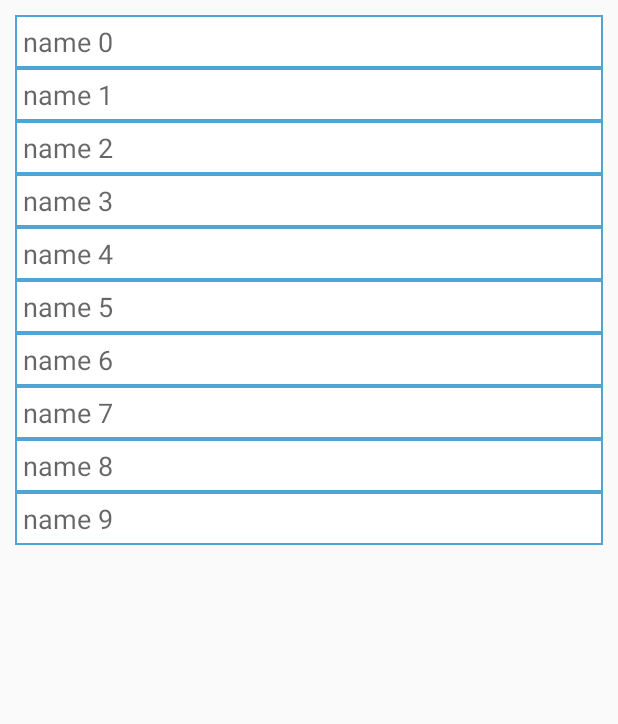
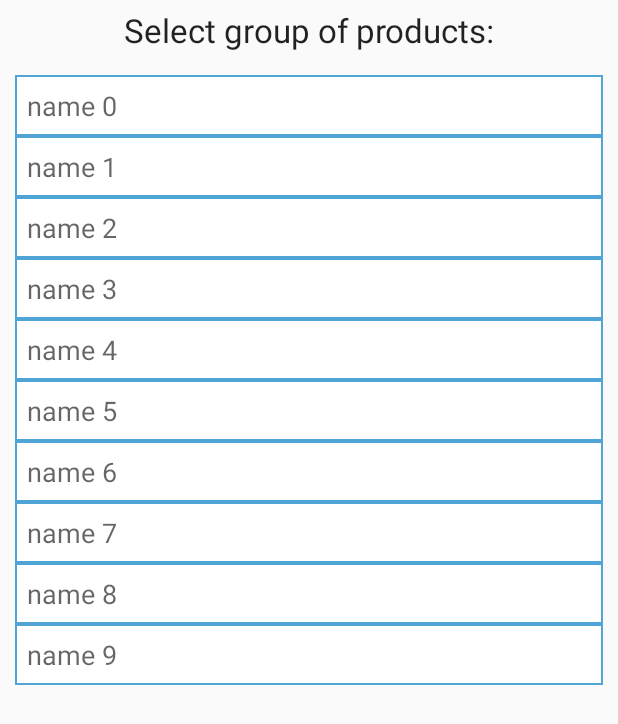
Before and after one commit to DorianOlympia/DietAlpha, an Android app: the screen it shows after launch (SelectFood before the commit, SelectBaseActivity after it), after a tap on "Settings", on a phone screen of 412 x 824 dp. Shown: the top 724 px of the screen. Run offline under Robolectric (Android 15) with nearby library versions, the phone set to English and light mode, and no system bars; our stand-ins replace Volley; network calls fail.

Commit message:
App converted to Fragment-Oriented

```diff
--- a/app/src/main/AndroidManifest.xml
+++ b/app/src/main/AndroidManifest.xml
@@ -19,7 +19,7 @@
         </activity>
 
         <activity
-            android:name=".controller.SelectFood"
+            android:name=".controller.SelectBaseActivity"
             android:label="@string/app_name" >
         </activity>
     </application>
--- a/app/src/main/java/com/example/dawid/dietalpha/controller/MainActivity.java
+++ b/app/src/main/java/com/example/dawid/dietalpha/controller/MainActivity.java
@@ -3,36 +3,22 @@ package com.example.dawid.dietalpha.controller;
 import android.content.Intent;
 import android.os.Bundle;
 import android.support.v7.app.AppCompatActivity;
-import android.support.v7.widget.LinearLayoutManager;
-import android.support.v7.widget.RecyclerView;
 import android.support.v7.widget.Toolbar;
 import android.view.Menu;
 import android.view.MenuItem;
 
 import com.example.dawid.dietalpha.R;
-import com.example.dawid.dietalpha.model.ItemData;
-import com.example.dawid.dietalpha.model.SubstituteAdapter;
-
-import java.util.ArrayList;
 
 
 public class MainActivity extends AppCompatActivity {
 
-    private RecyclerView mRecyclerView;
     private Toolbar tbr;
 
     @Override
     protected void onCreate(Bundle savedInstanceState) {
         super.onCreate(savedInstanceState);
         setContentView(R.layout.activity_main);
-        mRecyclerView = (RecyclerView)findViewById(R.id.productRecycler);
-        mRecyclerView.setHasFixedSize(true);
-        mRecyclerView.setLayoutManager(new LinearLayoutManager(this));
-        ArrayList<ItemData> data = new ArrayList<>();
-        for(int i = 0; i < 3; ++i){
-            data.add(new ItemData("Nazwa " + i, "Waga: 9999 g", "Wegle: 9999 g", "Tluszcz: 9999 g", "9999 kcal"));
-        }
-        mRecyclerView.setAdapter(new SubstituteAdapter(data,this));
+
 
         //TOOLBAR
         tbr = (Toolbar)findViewById(R.id.toolbar);
@@ -51,7 +37,7 @@ public class MainActivity extends AppCompatActivity {
         int id = item.getItemId();
 
         if (id == R.id.action_search) {
-            startActivity(new Intent(this, SelectFood.class));
+            startActivity(new Intent(this, SelectBaseActivity.class));
         }
 
         return super.onOptionsItemSelected(item);
--- /dev/null
+++ b/app/src/main/java/com/example/dawid/dietalpha/controller/MainFragment.java
@@ -0,0 +1,46 @@
+package com.example.dawid.dietalpha.controller;
+
+import android.os.Bundle;
+import android.support.annotation.Nullable;
+import android.support.v4.app.Fragment;
+import android.support.v7.widget.LinearLayoutManager;
+import android.support.v7.widget.RecyclerView;
+import android.view.LayoutInflater;
+import android.view.View;
+import android.view.ViewGroup;
+
+import com.example.dawid.dietalpha.R;
+import com.example.dawid.dietalpha.model.ItemData;
+import com.example.dawid.dietalpha.model.SubstituteAdapter;
+
+import java.util.ArrayList;
+
+/**
+ * Created by Dawid on 2015-09-05.
+ */
+public class MainFragment extends Fragment {
+
+    private RecyclerView mRecyclerView;
+
+    @Override
+    public void onCreate(Bundle savedInstanceState) {
+        super.onCreate(savedInstanceState);
+    }
+
+    @Nullable
+    @Override
+    public View onCreateView(LayoutInflater inflater, ViewGroup container, Bundle savedInstanceState) {
+        View v = inflater.inflate(R.layout.fragment_main, container, false);
+
+        mRecyclerView = (RecyclerView)v.findViewById(R.id.productRecycler);
+        mRecyclerView.setHasFixedSize(true);
+        mRecyclerView.setLayoutManager(new LinearLayoutManager(getActivity()));
+        ArrayList<ItemData> data = new ArrayList<>();
+        for(int i = 0; i < 3; ++i){
+            data.add(new ItemData("Nazwa " + i, "Waga: 9999 g", "Wegle: 9999 g", "Tluszcz: 9999 g", "9999 kcal"));
+        }
+        mRecyclerView.setAdapter(new SubstituteAdapter(data,getActivity()));
+
+        return v;
+    }
+}
--- /dev/null
+++ b/app/src/main/java/com/example/dawid/dietalpha/controller/SelectBaseActivity.java
@@ -0,0 +1,41 @@
+package com.example.dawid.dietalpha.controller;
+
+import android.os.Bundle;
+import android.support.v7.app.AppCompatActivity;
+import android.support.v7.widget.LinearLayoutManager;
+import android.support.v7.widget.RecyclerView;
+import android.widget.Toast;
+
+import com.android.volley.Request;
+import com.android.volley.RequestQueue;
+import com.android.volley.Response;
+import com.android.volley.VolleyError;
+import com.android.volley.toolbox.JsonObjectRequest;
+import com.android.volley.toolbox.Volley;
+import com.example.dawid.dietalpha.R;
+import com.example.dawid.dietalpha.model.GroupJSONData;
+import com.example.dawid.dietalpha.model.JSONParser;
+import com.example.dawid.dietalpha.model.PGroupAdapter;
+
+import org.json.JSONObject;
+
+import java.util.ArrayList;
+import java.util.Collections;
+import java.util.List;
+
+/**
+ * Created by Dawid on 2015-09-04.
+ */
+public class SelectBaseActivity extends AppCompatActivity implements PGroupAdapter.OnGroupSelectedListener {
+
+    @Override
+    protected void onCreate(Bundle savedInstanceState) {
+        super.onCreate(savedInstanceState);
+        setContentView(R.layout.activity_select_base);
+    }
+
+    @Override
+    public void onGroupSelected() {
+        Toast.makeText(this, "Group selected", Toast.LENGTH_SHORT).show();
+    }
+}
--- a/app/src/main/java/com/example/dawid/dietalpha/controller/SelectFood.java
+++ b/app/src/main/java/com/example/dawid/dietalpha/controller/SelectBaseGroupFragment.java
@@ -1,11 +1,13 @@
 package com.example.dawid.dietalpha.controller;
 
 import android.os.Bundle;
-import android.support.v7.app.AppCompatActivity;
+import android.support.annotation.Nullable;
+import android.support.v4.app.Fragment;
 import android.support.v7.widget.LinearLayoutManager;
 import android.support.v7.widget.RecyclerView;
-import android.util.Log;
-import android.widget.TextView;
+import android.view.LayoutInflater;
+import android.view.View;
+import android.view.ViewGroup;
 import android.widget.Toast;
 
 import com.android.volley.Request;
@@ -26,32 +28,36 @@ import java.util.Collections;
 import java.util.List;
 
 /**
- * Created by Dawid on 2015-09-04.
+ * Created by Dawid on 2015-09-05.
  */
-public class SelectFood extends AppCompatActivity {
+public class SelectBaseGroupFragment extends Fragment {
 
     private RecyclerView mRecyclerView;
     private List<GroupJSONData> data = Collections.emptyList();
     private PGroupAdapter mAdapter;
 
     @Override
-    protected void onCreate(Bundle savedInstanceState) {
+    public void onCreate(Bundle savedInstanceState) {
         super.onCreate(savedInstanceState);
-        setContentView(R.layout.select_base);
+    }
 
+    @Nullable
+    @Override
+    public View onCreateView(LayoutInflater inflater, ViewGroup container, Bundle savedInstanceState) {
+        View v = inflater.inflate(R.layout.fragment_select_base, container, false);
 
-        mRecyclerView = (RecyclerView)findViewById(R.id.groupRecycler);
+        mRecyclerView = (RecyclerView)v.findViewById(R.id.groupRecycler);
         mRecyclerView.setHasFixedSize(true);
-        mRecyclerView.setLayoutManager(new LinearLayoutManager(this));
+        mRecyclerView.setLayoutManager(new LinearLayoutManager(getActivity()));
 
         data = new ArrayList<GroupJSONData>();
         for(int i = 0; i < 10; ++i) data.add(new GroupJSONData("name " + i, "GID"));
 
-        mAdapter = new PGroupAdapter(data, this);
+        mAdapter = new PGroupAdapter(data, getActivity());
         mRecyclerView.setAdapter(mAdapter);
 
 
-        RequestQueue requestQueue = Volley.newRequestQueue(this);
+        RequestQueue requestQueue = Volley.newRequestQueue(getActivity());
         JsonObjectRequest requestJSON = new JsonObjectRequest(Request.Method.GET, "http://api.nal.usda.gov/ndb/list?format=json&lt=g&sort=n&api_key=fV2CXoFnfQ2x6eZCwIEinskdRaiPmj8WpqtjPKIx"
                 ,null, new Response.Listener<JSONObject>() {
             @Override
@@ -59,14 +65,14 @@ public class SelectFood extends AppCompatActivity {
                 data = JSONParser.parseGroups(jsonObject);
                 mAdapter.setData(data);
                 mAdapter.notifyDataSetChanged();
-                Toast.makeText(SelectFood.this, "Changes aquired", Toast.LENGTH_SHORT).show();
             }
         }, new Response.ErrorListener() {
             @Override
             public void onErrorResponse(VolleyError volleyError) {
-                Toast.makeText(SelectFood.this, "An error occured", Toast.LENGTH_SHORT).show();
+                Toast.makeText(getActivity(), "An error occured", Toast.LENGTH_SHORT).show();
             }
         });
         requestQueue.add(requestJSON);
+        return v;
     }
 }
--- a/app/src/main/java/com/example/dawid/dietalpha/model/PGroupAdapter.java
+++ b/app/src/main/java/com/example/dawid/dietalpha/model/PGroupAdapter.java
@@ -2,14 +2,14 @@ package com.example.dawid.dietalpha.model;
 
 import android.content.Context;
 import android.support.v7.widget.RecyclerView;
-import android.util.Log;
 import android.view.LayoutInflater;
 import android.view.View;
 import android.view.ViewGroup;
-import android.widget.ImageButton;
 import android.widget.TextView;
+import android.widget.Toast;
 
 import com.example.dawid.dietalpha.R;
+import com.example.dawid.dietalpha.controller.SelectBaseActivity;
 
 import java.util.List;
 
@@ -22,17 +22,22 @@ public class PGroupAdapter extends RecyclerView.Adapter<PGroupAdapter.ViewHolder
     private Context ctx;
     private final int VIEW_FOOTER = 0;
     private final int VIEW_ITEM = 1;
+    OnGroupSelectedListener listener;
+
+    public interface OnGroupSelectedListener{
+        public void onGroupSelected();
+    }
 
     public PGroupAdapter(List<GroupJSONData> data, Context c){
         mData = data;
         ctx = c;
         inflater = LayoutInflater.from(ctx);
+        listener = (OnGroupSelectedListener)c;
     }
-
 
     @Override
     public ViewHolder onCreateViewHolder(ViewGroup parent, int viewType) {
-        View v = inflater.inflate(R.layout.basic_list_item, parent, false);
+        View v = inflater.inflate(R.layout.list_item_basic, parent, false);
         ViewHolder res = new ViewHolder(v);
         return res;
     }
@@ -52,13 +57,19 @@ public class PGroupAdapter extends RecyclerView.Adapter<PGroupAdapter.ViewHolder
     }
 
 
-    class ViewHolder extends RecyclerView.ViewHolder {
+    class ViewHolder extends RecyclerView.ViewHolder implements View.OnClickListener {
         private TextView name;
 
         public ViewHolder(View itemView) {
             super(itemView);
             name = (TextView)itemView.findViewById(R.id.tvBasicItemName);
+            itemView.findViewById(R.id.layoutSimpleItem).setOnClickListener(this);
         }
         public void setName(String nm){name.setText(nm);}
+
+        @Override
+        public void onClick(View v) {
+            listener.onGroupSelected();
+        }
     }
 }
--- /dev/null
+++ b/app/src/main/res/layout/activity_select_base.xml
@@ -0,0 +1,12 @@
+<?xml version="1.0" encoding="utf-8"?>
+<LinearLayout xmlns:android="http://schemas.android.com/apk/res/android"
+    android:orientation="vertical" android:layout_width="match_parent"
+    android:layout_height="match_parent">
+
+
+    <fragment
+        android:layout_width="fill_parent"
+        android:layout_height="fill_parent"
+        android:name="com.example.dawid.dietalpha.controller.SelectBaseGroupFragment"
+        android:id="@+id/fragment" />
+</LinearLayout>
--- a/app/src/main/res/layout/select_base.xml
+++ b/app/src/main/res/layout/fragment_select_base.xml
@@ -2,6 +2,15 @@
 <LinearLayout xmlns:android="http://schemas.android.com/apk/res/android"
     android:orientation="vertical" android:layout_width="match_parent"
     android:layout_height="match_parent">
+
+    <TextView
+        android:layout_width="fill_parent"
+        android:layout_height="wrap_content"
+        android:textAppearance="?android:attr/textAppearanceLarge"
+        android:text="Select group of products:"
+        android:id="@+id/textView3"
+        android:gravity="center"
+        android:padding="5dp" />
 
     <android.support.v7.widget.RecyclerView
         android:padding="10dp"
@@ -10,4 +19,5 @@
         android:layout_height="match_parent">
 
     </android.support.v7.widget.RecyclerView>
+
 </LinearLayout>
--- a/app/src/main/res/layout/basic_list_item.xml
+++ b/app/src/main/res/layout/list_item_basic.xml
@@ -2,8 +2,9 @@
 <LinearLayout xmlns:android="http://schemas.android.com/apk/res/android"
     android:orientation="vertical" android:layout_width="match_parent"
     android:layout_height="wrap_content"
-    android:padding="5dp"
-    android:background="@drawable/back">
+    android:padding="8dp"
+    android:background="@drawable/back"
+    android:id="@+id/layoutSimpleItem">
 
     <TextView
         android:layout_width="match_parent"
```
Also changed, not shown: app/src/main/java/com/example/dawid/dietalpha/controller/SelectBaseProductFragment.java (added, +27 -0 lines), app/src/main/res/layout/activity_main.xml (+6 -82 lines), app/src/main/res/layout/fragment_main.xml (added, +91 -0 lines), app/src/main/res/layout/toolbar_main.xml (renamed from app/src/main/res/layout/main_toolbar.xml).
